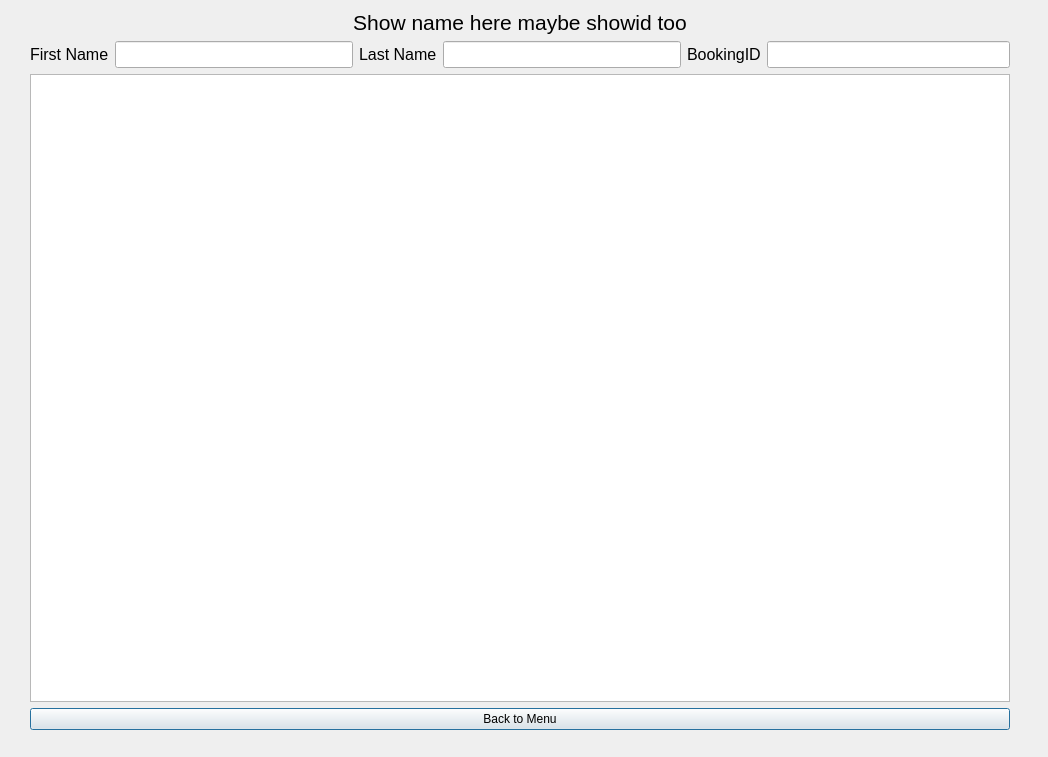
Before: the Qt Designer form ui_design_files/seat_manager.ui in Karelak/Ticket-Booking-System, drawn with Qt 5.
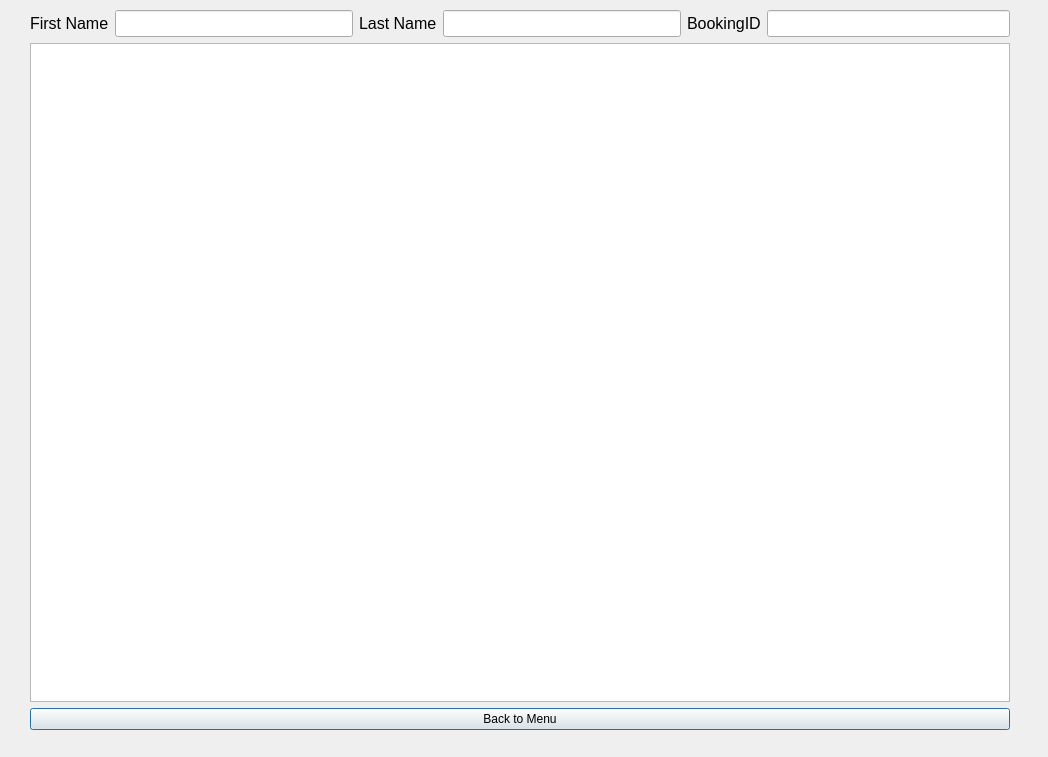
After: the same form once the commit is applied.

Commit message: feat: update UI layout and add new components in bookings and seat manager screens

Patch:
```diff
--- a/ui_design_files/seat_manager.ui
+++ b/ui_design_files/seat_manager.ui
@@ -13,7 +13,7 @@
   <property name="windowTitle">
    <string>Dialog</string>
   </property>
-  <widget class="QWidget" name="">
+  <widget class="QWidget" name="layoutWidget">
    <property name="geometry">
     <rect>
      <x>30</x>
@@ -23,21 +23,6 @@
     </rect>
    </property>
    <layout class="QVBoxLayout" name="verticalLayout_2">
-    <item>
-     <widget class="QLabel" name="label">
-      <property name="font">
-       <font>
-        <pointsize>16</pointsize>
-       </font>
-      </property>
-      <property name="text">
-       <string>Show name here maybe showid too</string>
-      </property>
-      <property name="alignment">
-       <set>Qt::AlignCenter</set>
-      </property>
-     </widget>
-    </item>
     <item>
      <layout class="QHBoxLayout" name="horizontalLayout">
       <item>
```
The commit also changes 6 other files.
